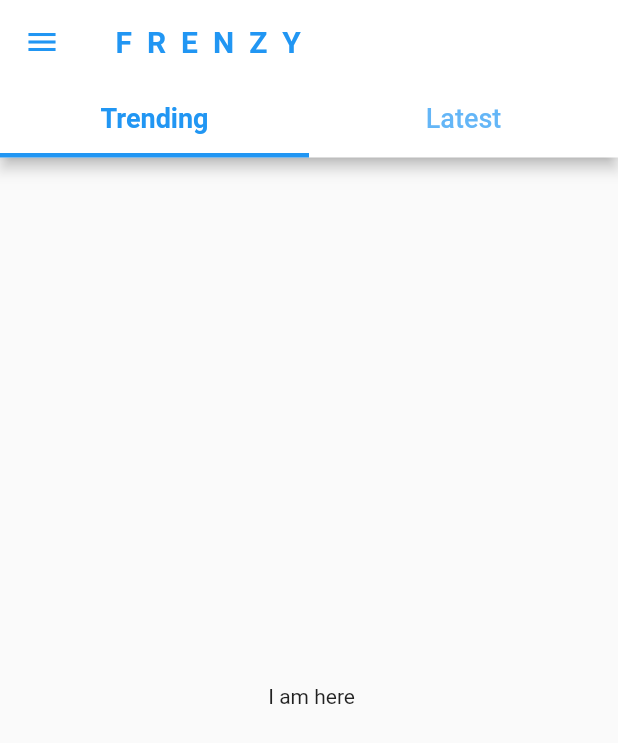
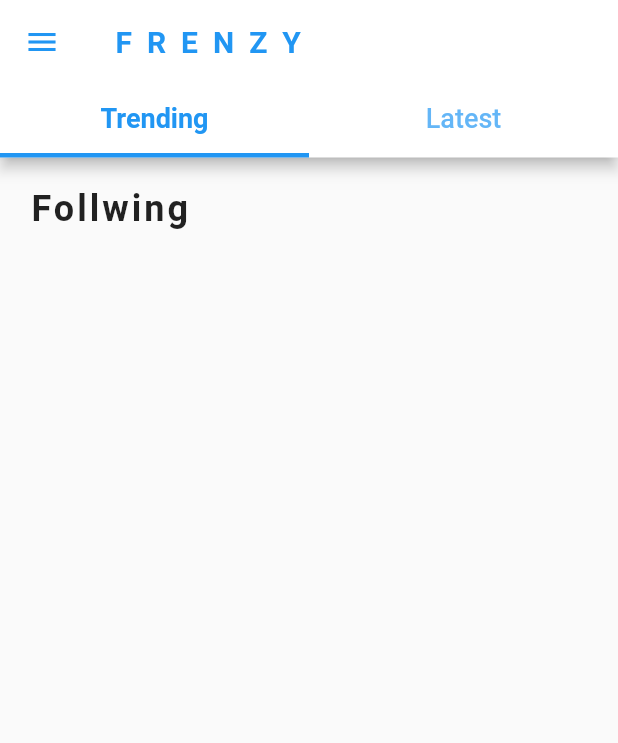
Before and after one commit to Monarene/social-main, a Flutter app: the HomeScreen screen opened directly, on a phone screen of 412 x 824 dp. Shown: the top 743 px of the screen. Run offline on Flutter 3.47's test engine with Material 2 defaults, Android fonts, the phone set to English and light mode, and no system bars.

Commit message:
adding following users to the start page 1

```diff
--- a/lib/screens/HomeScreen.dart
+++ b/lib/screens/HomeScreen.dart
@@ -1,5 +1,6 @@
 import 'package:flutter/material.dart';
 import 'package:flutter_social_ui/widgets/custom_drawer.dart';
+import 'package:flutter_social_ui/widgets/following_users.dart';
 
 class HomeScreen extends StatefulWidget {
   @override
@@ -50,10 +51,10 @@ class _HomeScreenState extends State<HomeScreen>
         ),
       ),
       drawer: CustomDrawer(),
-      body: SafeArea(
-        child: Center(
-          child: Text(" I am here"),
-        ),
+      body: ListView(
+        children: [
+          FollowingUsers(),
+        ],
       ),
     );
   }
--- /dev/null
+++ b/lib/widgets/following_users.dart
@@ -0,0 +1,20 @@
+import 'package:flutter/material.dart';
+
+class FollowingUsers extends StatelessWidget {
+  @override
+  Widget build(BuildContext context) {
+    return Column(
+      crossAxisAlignment: CrossAxisAlignment.start,
+      children: [
+        Padding(
+          padding: EdgeInsets.fromLTRB(20, 20, 20, 10),
+          child: Text(
+            "Follwing",
+            style: TextStyle(
+                fontSize: 24, fontWeight: FontWeight.bold, letterSpacing: 2.0),
+          ),
+        )
+      ],
+    );
+  }
+}
```
